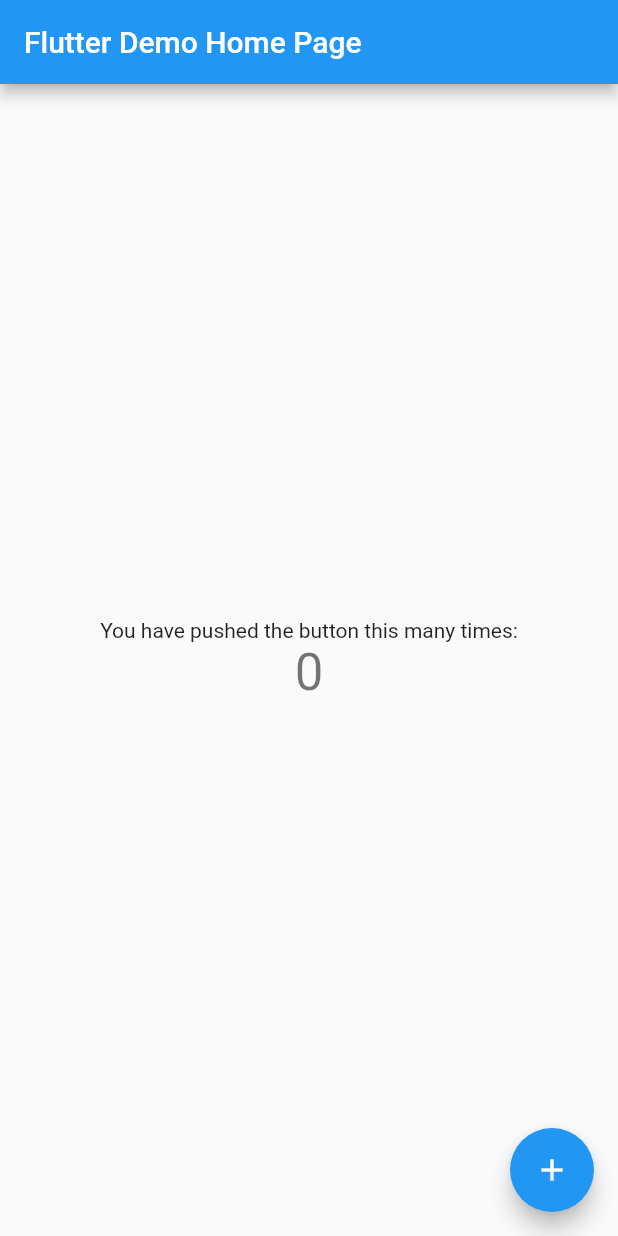
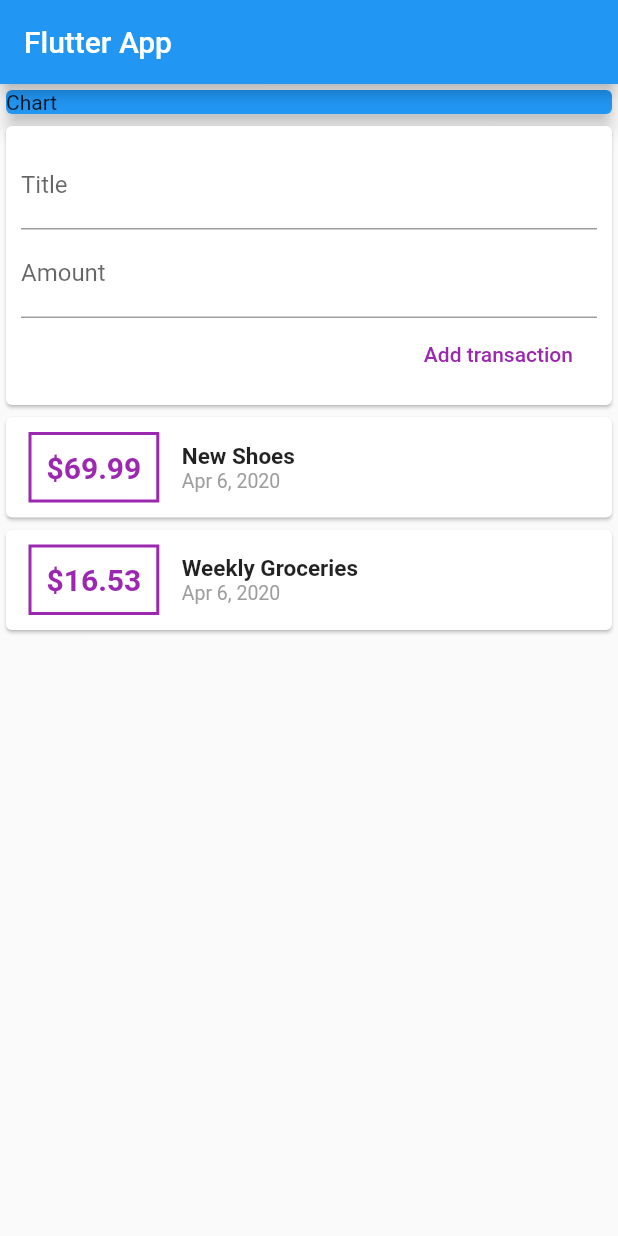
Before and after one commit to santiracca/flutter_personal_expenses, a Flutter app: the screen it shows after launch, on a phone screen of 412 x 824 dp. Run offline on Flutter 3.47's test engine with Material 2 defaults, Android fonts, the phone set to English and light mode, and no system bars.

Commit message:
Add basic widgets

```diff
--- a/lib/main.dart
+++ b/lib/main.dart
@@ -1,111 +1,39 @@
 import 'package:flutter/material.dart';
+import 'package:personal_expenses/widgets/user_transaction.dart';
 
 void main() => runApp(MyApp());
 
 class MyApp extends StatelessWidget {
-  // This widget is the root of your application.
   @override
   Widget build(BuildContext context) {
     return MaterialApp(
-      title: 'Flutter Demo',
-      theme: ThemeData(
-        // This is the theme of your application.
-        //
-        // Try running your application with "flutter run". You'll see the
-        // application has a blue toolbar. Then, without quitting the app, try
-        // changing the primarySwatch below to Colors.green and then invoke
-        // "hot reload" (press "r" in the console where you ran "flutter run",
-        // or simply save your changes to "hot reload" in a Flutter IDE).
-        // Notice that the counter didn't reset back to zero; the application
-        // is not restarted.
-        primarySwatch: Colors.blue,
-      ),
-      home: MyHomePage(title: 'Flutter Demo Home Page'),
+      title: 'Flutter App',
+      home: MyHomePage(),
     );
   }
 }
 
-class MyHomePage extends StatefulWidget {
-  MyHomePage({Key key, this.title}) : super(key: key);
-
-  // This widget is the home page of your application. It is stateful, meaning
-  // that it has a State object (defined below) that contains fields that affect
-  // how it looks.
-
-  // This class is the configuration for the state. It holds the values (in this
-  // case the title) provided by the parent (in this case the App widget) and
-  // used by the build method of the State. Fields in a Widget subclass are
-  // always marked "final".
-
-  final String title;
-
-  @override
-  _MyHomePageState createState() => _MyHomePageState();
-}
-
-class _MyHomePageState extends State<MyHomePage> {
-  int _counter = 0;
-
-  void _incrementCounter() {
-    setState(() {
-      // This call to setState tells the Flutter framework that something has
-      // changed in this State, which causes it to rerun the build method below
-      // so that the display can reflect the updated values. If we changed
-      // _counter without calling setState(), then the build method would not be
-      // called again, and so nothing would appear to happen.
-      _counter++;
-    });
-  }
-
+class MyHomePage extends StatelessWidget {
+  final titleController = TextEditingController();
+  final amountController = TextEditingController();
   @override
   Widget build(BuildContext context) {
-    // This method is rerun every time setState is called, for instance as done
-    // by the _incrementCounter method above.
-    //
-    // The Flutter framework has been optimized to make rerunning build methods
-    // fast, so that you can just rebuild anything that needs updating rather
-    // than having to individually change instances of widgets.
     return Scaffold(
-      appBar: AppBar(
-        // Here we take the value from the MyHomePage object that was created by
-        // the App.build method, and use it to set our appbar title.
-        title: Text(widget.title),
+      appBar: AppBar(title: Text('Flutter App')),
+      body: Column(
+        crossAxisAlignment: CrossAxisAlignment.center,
+        children: <Widget>[
+          Container(
+            width: double.infinity,
+            child: Card(
+              color: Colors.blue,
+              child: Text('Chart'),
+              elevation: 5,
+            ),
+          ),
+          UserTransactions()
+        ],
       ),
-      body: Center(
-        // Center is a layout widget. It takes a single child and positions it
-        // in the middle of the parent.
-        child: Column(
-          // Column is also a layout widget. It takes a list of children and
-          // arranges them vertically. By default, it sizes itself to fit its
-          // children horizontally, and tries to be as tall as its parent.
-          //
-          // Invoke "debug painting" (press "p" in the console, choose the
-          // "Toggle Debug Paint" action from the Flutter Inspector in Android
-          // Studio, or the "Toggle Debug Paint" command in Visual Studio Code)
-          // to see the wireframe for each widget.
-          //
-          // Column has various properties to control how it sizes itself and
-          // how it positions its children. Here we use mainAxisAlignment to
-          // center the children vertically; the main axis here is the vertical
-          // axis because Columns are vertical (the cross axis would be
-          // horizontal).
-          mainAxisAlignment: MainAxisAlignment.center,
-          children: <Widget>[
-            Text(
-              'You have pushed the button this many times:',
-            ),
-            Text(
-              '$_counter',
-              style: Theme.of(context).textTheme.display1,
-            ),
-          ],
-        ),
-      ),
-      floatingActionButton: FloatingActionButton(
-        onPressed: _incrementCounter,
-        tooltip: 'Increment',
-        child: Icon(Icons.add),
-      ), // This trailing comma makes auto-formatting nicer for build methods.
     );
   }
 }
--- /dev/null
+++ b/lib/models/transaction.dart
@@ -0,0 +1,15 @@
+import 'package:flutter/foundation.dart';
+
+class Transaction {
+  final String id;
+  final String title;
+  final double amount;
+  final DateTime date;
+
+  Transaction({
+    @required this.id,
+    @required this.title,
+    @required this.amount,
+    @required this.date,
+  });
+}
--- /dev/null
+++ b/lib/widgets/new_transaction.dart
@@ -0,0 +1,35 @@
+import 'package:flutter/material.dart';
+
+class NewTransaction extends StatelessWidget {
+  final titleController = TextEditingController();
+  final amountController = TextEditingController();
+  final Function onAddExpense;
+  NewTransaction(this.onAddExpense);
+  @override
+  Widget build(BuildContext context) {
+    return Card(
+      child: Container(
+        padding: EdgeInsets.all(10),
+        child: Column(
+          crossAxisAlignment: CrossAxisAlignment.end,
+          children: <Widget>[
+            TextField(
+              decoration: InputDecoration(labelText: 'Title'),
+              controller: titleController,
+            ),
+            TextField(
+              decoration: InputDecoration(labelText: 'Amount'),
+              controller: amountController,
+            ),
+            FlatButton(
+                child: Text('Add transaction'),
+                textColor: Colors.purple,
+                onPressed: () {
+                  onAddExpense(titleController, amountController);
+                }),
+          ],
+        ),
+      ),
+    );
+  }
+}
--- /dev/null
+++ b/lib/widgets/transaction_list.dart
@@ -0,0 +1,45 @@
+import 'package:flutter/material.dart';
+import '../models/transaction.dart';
+import "package:intl/intl.dart";
+
+class TransactionList extends StatelessWidget {
+  final List<Transaction> transactions;
+  TransactionList(this.transactions);
+  @override
+  Widget build(BuildContext context) {
+    return Column(
+      children: transactions.map((tx) {
+        return Card(
+          child: Row(
+            children: <Widget>[
+              Container(
+                margin: EdgeInsets.symmetric(vertical: 10, horizontal: 15),
+                padding: EdgeInsets.all(10),
+                decoration: BoxDecoration(
+                    border: Border.all(
+                  color: Colors.purple,
+                  width: 2,
+                )),
+                child: Text('\$${tx.amount}',
+                    style: TextStyle(
+                        fontWeight: FontWeight.bold,
+                        fontSize: 20,
+                        color: Colors.purple)),
+              ),
+              Column(
+                crossAxisAlignment: CrossAxisAlignment.start,
+                children: <Widget>[
+                  Text(tx.title,
+                      style:
+                          TextStyle(fontWeight: FontWeight.bold, fontSize: 15)),
+                  Text(DateFormat.yMMMd().format(tx.date),
+                      style: TextStyle(fontSize: 13, color: Colors.grey))
+                ],
+              )
+            ],
+          ),
+        );
+      }).toList(),
+    );
+  }
+}
--- /dev/null
+++ b/lib/widgets/user_transaction.dart
@@ -0,0 +1,43 @@
+import 'package:flutter/material.dart';
+import './new_transaction.dart';
+import './transaction_list.dart';
+import '../models/transaction.dart';
+
+class UserTransactions extends StatefulWidget {
+  @override
+  _UserTransactionsState createState() => _UserTransactionsState();
+}
+
+class _UserTransactionsState extends State<UserTransactions> {
+  final List<Transaction> _userTransactions = [
+    Transaction(
+        id: 't1', title: 'New Shoes', amount: 69.99, date: DateTime.now()),
+    Transaction(
+        id: 't2',
+        title: 'Weekly Groceries',
+        amount: 16.53,
+        date: DateTime.now()),
+  ];
+
+  void _addNewTransaction(String title, double amount) {
+    final newTx = Transaction(
+        title: title,
+        amount: amount,
+        date: DateTime.now(),
+        id: DateTime.now().toString());
+
+    setState(() {
+      _userTransactions.add(newTx);
+    });
+  }
+
+  @override
+  Widget build(BuildContext context) {
+    return Column(
+      children: <Widget>[
+        NewTransaction(_addNewTransaction),
+        TransactionList(_userTransactions)
+      ],
+    );
+  }
+}
--- a/pubspec.yaml
+++ b/pubspec.yaml
@@ -19,6 +19,8 @@ environment:
 dependencies:
   flutter:
     sdk: flutter
+  intl: ^0.16.1
+
 
   # The following adds the Cupertino Icons font to your application.
   # Use with the CupertinoIcons class for iOS style icons.
```
Also changed, not shown: pubspec.lock, 1 other file.
